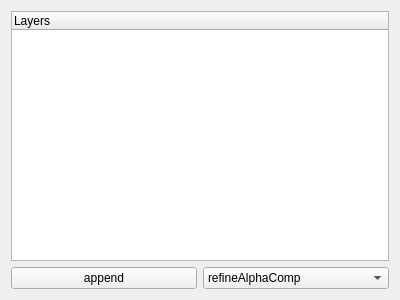
Old version of the form volume-cartographer/apps/VC3D/opslist.ui in the repository SuperOptimizer/villa.
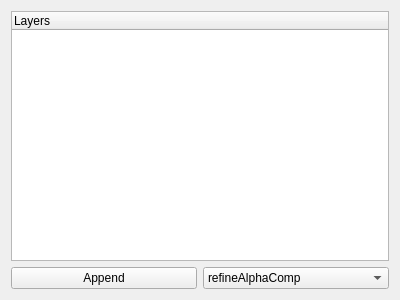
New version of the form.

```diff
--- a/volume-cartographer/apps/VC3D/opslist.ui
+++ b/volume-cartographer/apps/VC3D/opslist.ui
@@ -31,7 +31,7 @@
      <item>
       <widget class="QPushButton" name="pushAppendOp">
        <property name="text">
-        <string>append</string>
+        <string>Append</string>
        </property>
       </widget>
      </item>
```
